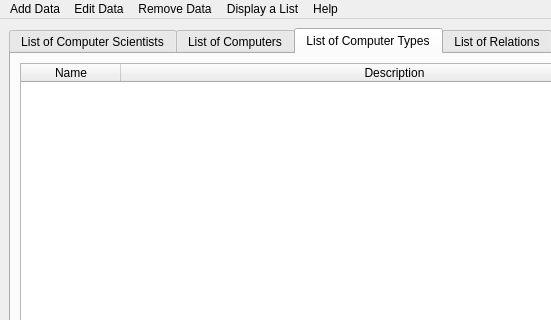
Above: UI/mainwindow.ui from JonOrnBrynjarsson/vN1w3H51 before the change; both pictures show x 0 to 551 and y 0 to 320 of the 689 by 419 pixel window. Below: the same form after it.
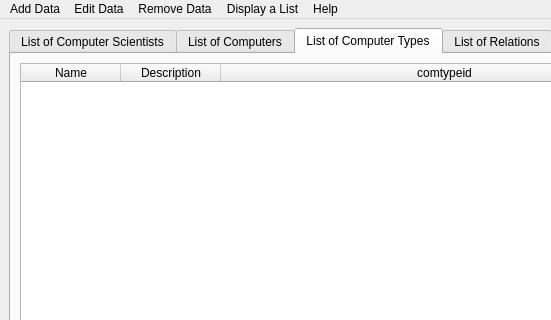
That is the form after the change. The open tabs and pages were chosen to show the change.

Patch:
```diff
--- a/UI/mainwindow.ui
+++ b/UI/mainwindow.ui
@@ -310,6 +310,11 @@
             <string>Description</string>
            </property>
           </column>
+          <column>
+           <property name="text">
+            <string>comtypeid</string>
+           </property>
+          </column>
          </widget>
         </item>
        </layout>
```
Left out of the diff: 2 changed lines with no effect on the pictures.
